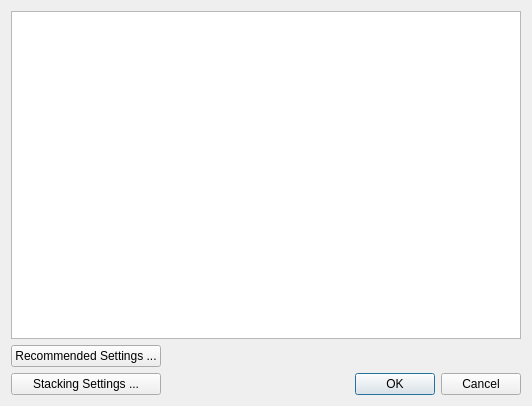
Before: the Qt Designer form DeepSkyStacker/ui/StackRecap.ui in deepskystacker/DSS, drawn with Qt 5.
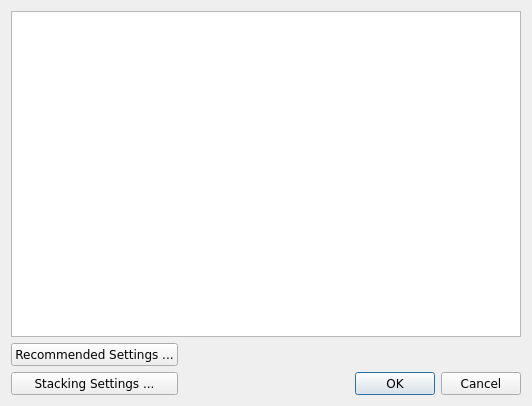
After: the same form once the commit is applied.

Commit message: Replace use of Seqoe UI font with Verdana

```diff
--- a/DeepSkyStacker/ui/StackRecap.ui
+++ b/DeepSkyStacker/ui/StackRecap.ui
@@ -10,6 +10,11 @@
     <height>406</height>
    </rect>
   </property>
+  <property name="font">
+   <font>
+    <family>Verdana</family>
+   </font>
+  </property>
   <property name="windowTitle">
    <string>Stacking Steps</string>
   </property>
@@ -23,7 +28,7 @@
 hr { height: 1px; border-width: 0; }
 li.unchecked::marker { content: &quot;\2610&quot;; }
 li.checked::marker { content: &quot;\2612&quot;; }
-&lt;/style&gt;&lt;/head&gt;&lt;body style=&quot; font-family:'Segoe UI'; font-size:9pt; font-weight:400; font-style:normal;&quot;&gt;
+&lt;/style&gt;&lt;/head&gt;&lt;body style=&quot; font-family:'Verdana'; font-size:9pt; font-weight:400; font-style:normal;&quot;&gt;
 &lt;p style=&quot;-qt-paragraph-type:empty; margin-top:0px; margin-bottom:0px; margin-left:0px; margin-right:0px; -qt-block-indent:0; text-indent:0px; font-family:'Tahoma'; font-size:8.25pt;&quot;&gt;&lt;br /&gt;&lt;/p&gt;&lt;/body&gt;&lt;/html&gt;</string>
      </property>
     </widget>
```
Left out of the diff: 4 changed lines with no effect on the pictures. The commit also changes 2 other files.
